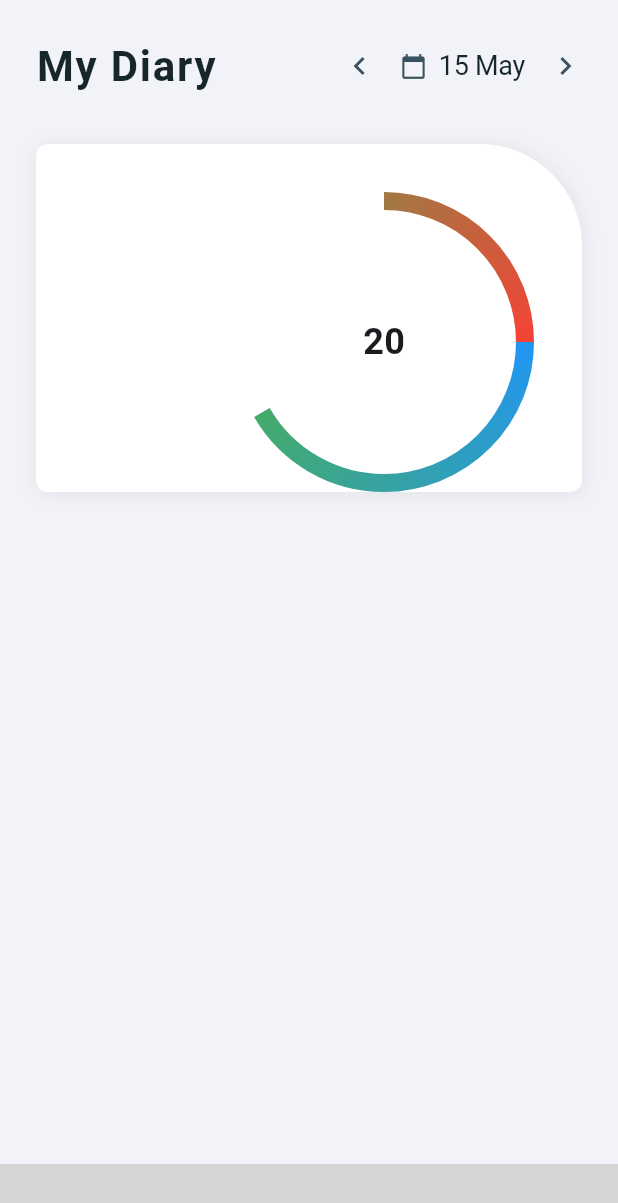
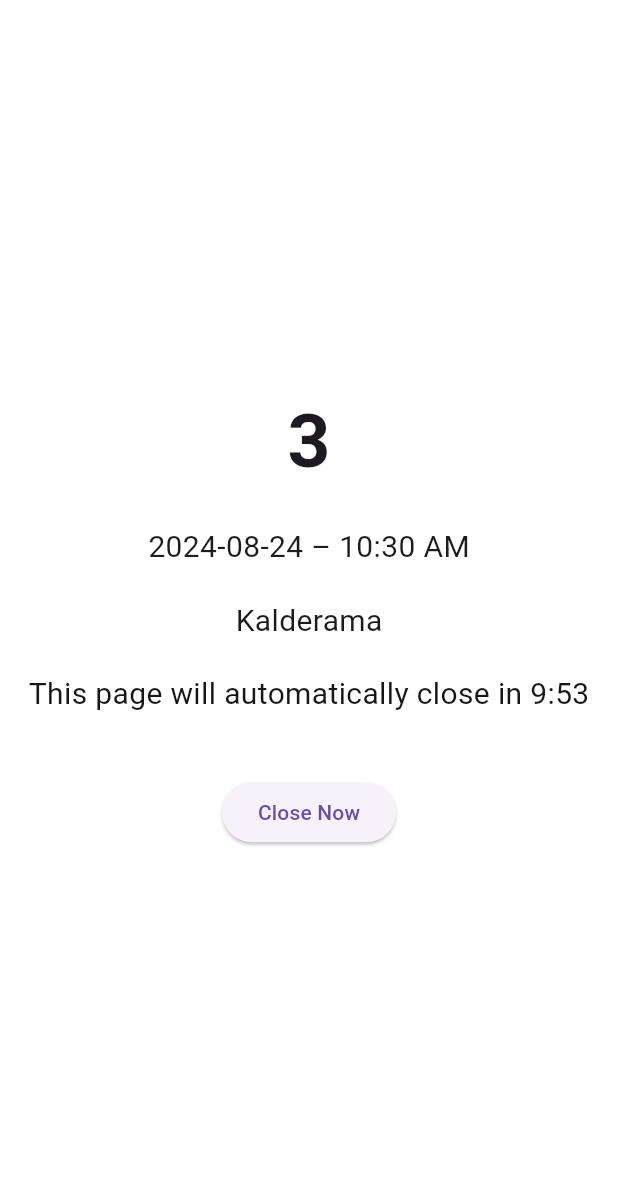
Before and after one commit to JDuwarahavidyan/EasyCoupon-Mobile-New-UI, a Flutter app: the screen it shows after launch, on a phone screen of 412 x 824 dp. Shown: the top 1203 px of the screen. Run offline on Flutter 3.47's test engine with Material 3 defaults, Android fonts, the phone set to English and light mode, and no system bars; our stand-ins replace bloc, cloud_firestore, equatable, firebase_auth, firebase_core, flutter_bloc and 4 more; missing offline and left inert: bottom_bar, qr_code_scanner; accounts and stored records are empty; generated files the repository leaves out were written again; project files that could hold a hidden picture were left out; grey boxes are pictures that could not be loaded.

Commit message:
Created basic structure of confirmation page

```diff
--- a/lib/main.dart
+++ b/lib/main.dart
@@ -70,7 +70,7 @@ class MyApp extends StatelessWidget {
               theme: themeProvider.themeData.copyWith(
                 scaffoldBackgroundColor: const Color(0xFFFFFFFF),
               ),
-              initialRoute: RouteNames.home,
+              initialRoute: RouteNames.confirm,
               onGenerateRoute: AppRoutes.generateRoute,
             );
           },
--- a/lib/pages/pages.dart
+++ b/lib/pages/pages.dart
@@ -3,4 +3,4 @@ export 'landing_pages/introduction_animation_screen.dart';
 export 'login_pages/login_page.dart';
 export 'login_pages/pw_reset.dart';
 export 'student_pages/home.dart';
-export 'login_pages/pw_reset.dart';
+export 'student_pages/confirmation_page.dart';
--- /dev/null
+++ b/lib/pages/student_pages/confirmation_page.dart
@@ -0,0 +1,122 @@
+import 'dart:async';
+
+import 'package:easy_coupon/pages/student_pages/home.dart';
+import 'package:flutter/material.dart';
+import 'package:intl/intl.dart'; // For date and time formatting
+
+class ConfirmationPage extends StatefulWidget {
+  final int val;
+  final String role;
+  final String canteenUserId;
+  final DateTime scannedTime;
+
+  const ConfirmationPage({
+    super.key,
+    required this.val,
+    required this.role,
+    required this.canteenUserId,
+    required this.scannedTime,
+  });
+
+  @override
+  _ConfirmationPageState createState() => _ConfirmationPageState();
+}
+
+class _ConfirmationPageState extends State<ConfirmationPage> {
+  late int _remainingTime;
+  late Timer _timer;
+
+  @override
+  void initState() {
+    super.initState();
+    _remainingTime = 600;
+
+    // Schedule the automatic navigation after 10 minutes
+    _timer = Timer.periodic(const Duration(seconds: 1), (timer) {
+      setState(() {
+        if (_remainingTime > 0) {
+          _remainingTime--;
+        } else {
+          _navigateToStudentHomeScreen(context);
+          _timer.cancel();
+        }
+      });
+    });
+  }
+
+  @override
+  void dispose() {
+    _timer.cancel();
+    super.dispose();
+  }
+
+  @override
+  Widget build(BuildContext context) {
+    final formattedTime = DateFormat('yyyy-MM-dd – hh:mm a').format(widget.scannedTime);
+
+    final minutes = _remainingTime ~/ 60;
+    final seconds = _remainingTime % 60;
+
+    return Scaffold(
+      body: Center(
+        child: Column(
+          mainAxisAlignment: MainAxisAlignment.center,
+          children: [
+            Text(
+              '${widget.val}',
+              style: TextStyle(fontSize: 50, fontWeight: FontWeight.bold),
+            ),
+            SizedBox(height: 20),
+            Text(
+              formattedTime,
+              style: TextStyle(fontSize: 20),
+            ),
+            SizedBox(height: 20),
+            Text(
+              widget.role == 'canteena' ? 'Kalderama' : 'Hilton',
+              style: TextStyle(fontSize: 20),
+            ),
+            SizedBox(height: 20),
+            Text(
+              'This page will automatically close in $minutes:${seconds.toString().padLeft(2, '0')}',
+              style: TextStyle(fontSize: 20, color: const Color.fromARGB(255, 22, 22, 22)),
+            ),
+            SizedBox(height: 40),
+            ElevatedButton(
+              onPressed: () {
+                _navigateToStudentHomeScreen(context);
+              },
+              child: Text('Close Now'),
+            ),
+          ],
+        ),
+      ),
+    );
+  }
+
+  void _navigateToStudentHomeScreen(BuildContext context) {
+    Navigator.of(context).pushAndRemoveUntil(
+      PageRouteBuilder(
+        pageBuilder: (context, animation, secondaryAnimation) => StudentHome(),
+        transitionsBuilder: (context, animation, secondaryAnimation, child) {
+          const begin = Offset(1.0, 0.0);
+          const end = Offset.zero;
+          const curve = Curves.easeInOut;
+
+          var tween = Tween(begin: begin, end: end).chain(CurveTween(curve: curve));
+          var curvedAnimation = CurvedAnimation(
+            parent: animation,
+            curve: curve,
+          );
+
+          return SlideTransition(
+            position: tween.animate(curvedAnimation),
+            child: child,
+          );
+        },
+        transitionDuration: const Duration(seconds: 1),
+      ),
+      (Route<dynamic> route) => false,
+    );
+  }
+}
--- a/lib/pages/student_pages/home.dart
+++ b/lib/pages/student_pages/home.dart
@@ -66,12 +66,12 @@ class _StudentHomeState extends State<StudentHome>
             } else {
               return Stack(
                 children: [
-                  SizedBox(
-                    width: MediaQuery.of(context).size.width,
-                    child: Lottie.asset(
-                      'assets/images/landing/qr_mob.json',
-                    ),
-                  ),
+                  // SizedBox(
+                  //   width: MediaQuery.of(context).size.width,
+                  //   child: Lottie.asset(
+                  //     'assets/images/landing/qr_mob.json',
+                  //   ),
+                  // ),
                   tabBody,
                   bottomBar(),
                 ],
--- a/lib/pages/student_pages/ui_view/mediterranean_diet_view.dart
+++ b/lib/pages/student_pages/ui_view/mediterranean_diet_view.dart
@@ -229,13 +229,11 @@ class _MediterranesnDietViewState extends State<MediterranesnDietView>
                                   Padding(
                                     padding: const EdgeInsets.all(8.0),
                                   ),
-                                  SegmentedCircularIndicator(
+                                  DonutChart(
                                     animation: _animation,
-                                    colors: [
-                                      Colors.blue,
-                                      Colors.green,
-                                      Colors.red,
-                                    ],
+                                    // colors: [
+
+                                    // ],
                                   ),
                                 ],
                               ),
--- a/lib/routes/app_routes.dart
+++ b/lib/routes/app_routes.dart
@@ -24,6 +24,17 @@ class AppRoutes {
         return MaterialPageRoute(
             builder: (_) =>   StudentHome());
 
+
+case RouteNames.confirm:
+        return MaterialPageRoute(
+            builder: (_) =>  ConfirmationPage(
+                  val: 3,
+                  role: 'canteena',
+                  canteenUserId: '',
+                      scannedTime: DateTime.now(),
+                ));
+
+
       default:
         return MaterialPageRoute(
           builder: (_) => Scaffold(
--- a/lib/routes/route_names.dart
+++ b/lib/routes/route_names.dart
@@ -3,5 +3,6 @@ class RouteNames {
   static const String introductionAnimation = '/introductionAnimation';
   static const String login = '/login';
   static const String forgetp = '/forgrtp';
-  static const String home = '/';
+  static const String home = '/home';
+  static const String confirm ='/';
 }
--- a/lib/widgets/common/segment.dart
+++ b/lib/widgets/common/segment.dart
@@ -1,136 +1,21 @@
-// import 'package:flutter/material.dart';
-// import 'dart:math' as math;
-// import 'package:cloud_firestore/cloud_firestore.dart'; // Import Firestore package
-
-// class SegmentedCircularIndicator extends StatefulWidget {
-//   final Animation<double>? animation;
-//   final List<Color> colors;
-
-//   const SegmentedCircularIndicator({
-//     Key? key,
-//     required this.animation,
-//     required this.colors,
-//   }) : super(key: key);
-
-//   @override
-//   _SegmentedCircularIndicatorState createState() =>
-//       _SegmentedCircularIndicatorState();
-// }
-
-// class _SegmentedCircularIndicatorState
-//     extends State<SegmentedCircularIndicator> {
-//   int currentValue = 30;
-
-//   @override
-//   void initState() {
-//     super.initState();
-//     fetchDataFromFirebase();
-//   }
-
-//   // Function to fetch data from Firebase
-//   void fetchDataFromFirebase() async {
-//     DocumentSnapshot doc = await FirebaseFirestore.instance
-//         .collection('your_collection')
-//         .doc('your_document')
-//         .get();
-//     setState(() {
-//       currentValue = doc['your_field']; // Update with your field
-//     });
-//   }
-
-//   @override
-//   Widget build(BuildContext context) {
-//     double percentage = currentValue / 30.0;
-//     return CustomPaint(
-//       painter: GradientCircularPainter(
-//         percentage: percentage,
-//         colors: widget.colors,
-//       ),
-//       child: Container(
-//         width: 150,
-//         height: 150,
-//         child: Center(
-//           child: Text(
-//             '$currentValue',
-//             style: TextStyle(
-//               fontSize: 24,
-//               fontWeight: FontWeight.bold,
-//             ),
-//           ),
-//         ),
-//       ),
-//     );
-//   }
-// }
-
-// class GradientCircularPainter extends CustomPainter {
-//   final double percentage;
-//   final List<Color> colors;
-
-//   GradientCircularPainter({required this.percentage, required this.colors});
-
-//   @override
-//   void paint(Canvas canvas, Size size) {
-//     final rect = Rect.fromLTWH(0.0, 0.0, size.width, size.width);
-//     final gradient = SweepGradient(
-//       startAngle: 0.0,
-//       endAngle: math.pi * 2,
-//       colors: colors,
-//     );
-
-//     final paint = Paint()
-//       ..shader = gradient.createShader(rect)
-//       ..style = PaintingStyle.stroke
-//       ..strokeWidth = 12;
-
-//     final center = Offset(size.width / 2, size.height / 2);
-//     final radius = size.width / 2 - 6;
-
-//     canvas.drawArc(
-//       Rect.fromCircle(center: center, radius: radius),
-//       -math.pi / 2,
-//       2 * math.pi * percentage,
-//       false,
-//       paint,
-//     );
-//   }
-
-//   @override
-//   bool shouldRepaint(CustomPainter oldDelegate) {
-//     return true;
-//   }
-// }
-
-
-
-
-
-
-
-
-
 import 'package:flutter/material.dart';
 import 'dart:math' as math;
 import 'package:cloud_firestore/cloud_firestore.dart';
 
-class SegmentedCircularIndicator extends StatefulWidget {
-  final List<Color> colors;
+class DonutChart extends StatefulWidget {
   final Animation<double> animation;
 
-  const SegmentedCircularIndicator({
+  const DonutChart({
     Key? key,
-    required this.colors,
     required this.animation,
   }) : super(key: key);
 
   @override
-  _SegmentedCircularIndicatorState createState() =>
-      _SegmentedCircularIndicatorState();
+  _DonutChartState createState() => _DonutChartState();
 }
 
-class _SegmentedCircularIndicatorState extends State<SegmentedCircularIndicator>
-    with SingleTickerProviderStateMixin {
-  int currentValue = 20;
+class _DonutChartState extends State<DonutChart> {
+  int currentValue = 0;
 
   @override
   void initState() {
@@ -154,26 +39,42 @@ class _SegmentedCircularIndicatorState extends State<SegmentedCircularIndicator>
 
   @override
   Widget build(BuildContext context) {
-    double percentage = currentValue / 30.0;
+    double remainingPercentage = (30 - currentValue) / 30.0;
 
     return AnimatedBuilder(
       animation: widget.animation,
       builder: (context, child) {
         return CustomPaint(
-          painter: GradientCircularPainter(
-            percentage: widget.animation.value * percentage,
-            colors: widget.colors,
+          painter: DonutChartPainter(
+            remainingPercentage: remainingPercentage,
+            animationValue: widget.animation.value,
+            remainingColor: Color(0xFF50623A),
+            usedColor: Colors.grey.shade300,
           ),
           child: Container(
             width: 200,
             height: 200,
             child: Center(
-              child: Text(
-                '$currentValue',
-                style: TextStyle(
-                  fontSize: 24,
-                  fontWeight: FontWeight.bold,
-                ),
+              child: Column(
+                mainAxisAlignment: MainAxisAlignment.center,
+                children: [
+                  const Text(
+                    'Remaining Coupons',
+                    style: TextStyle(
+                      fontSize: 16,
+                      fontWeight: FontWeight.w600,
+                      color: Colors.black54,
+                    ),
+                  ),
+                  Text(
+                    '${30 - currentValue}',  // Display remaining coupons
+                    style: const TextStyle(
+                      fontSize: 30,
+                      fontWeight: FontWeight.bold,
+                      color: Color(0xFF50623A),
+                    ),
+                  ),
+                ],
               ),
             ),
           ),
@@ -183,43 +84,53 @@ class _SegmentedCircularIndicatorState extends State<SegmentedCircularIndicator>
   }
 }
 
-class GradientCircularPainter extends CustomPainter {
-  final double percentage;
-  final List<Color> colors;
+class DonutChartPainter extends CustomPainter {
+  final double remainingPercentage;
+  final double animationValue;
+  final Color remainingColor;
+  final Color usedColor;
 
-  GradientCircularPainter({required this.percentage, required this.colors});
+  DonutChartPainter({
+    required this.remainingPercentage,
+    required this.animationValue,
+    required this.remainingColor,
+    required this.usedColor,
+  });
 
   @override
   void paint(Canvas canvas, Size size) {
-    final rect = Rect.fromLTWH(0.0, 0.0, size.width, size.width);
-
-    // Create a list of stops based on the number of colors and the percentage
-    List<double> stops = [];
-    for (int i = 0; i < colors.length; i++) {
-      stops.add(i / (colors.length - 1));
-    }
-
-    final gradient = SweepGradient(
-      startAngle: 0.0,
-      endAngle: math.pi * 2,
-      colors: colors,
-      stops: stops,
-    );
-
-    final paint = Paint()
-      ..shader = gradient.createShader(rect)
-      ..style = PaintingStyle.stroke
-      ..strokeWidth = 12;
-
     final center = Offset(size.width / 2, size.height / 2);
     final radius = size.width / 2 - 6;
 
+    // Paint for remaining coupons
+    final remainingPaint = Paint()
+      ..color = remainingColor
+      ..style = PaintingStyle.stroke
+      ..strokeWidth = 20
+      ..strokeCap = StrokeCap.round; // Round the edges
+
+    // Paint for used coupons
+    final usedPaint = Paint()
+      ..color = usedColor
+      ..style = PaintingStyle.stroke
+      ..strokeWidth = 20;
+
+    // Draw used coupons arc (background)
     canvas.drawArc(
       Rect.fromCircle(center: center, radius: radius),
       -math.pi / 2,
-      2 * math.pi * percentage,
+      2 * math.pi * animationValue,
       false,
-      paint,
+      usedPaint,
+    );
+
+    // Draw remaining coupons arc (foreground)
+    canvas.drawArc(
+      Rect.fromCircle(center: center, radius: radius),
+      -math.pi / 2,
+      2 * math.pi * remainingPercentage * animationValue,
+      false,
+      remainingPaint,
     );
   }
 
@@ -228,3 +139,146 @@ class GradientCircularPainter extends CustomPainter {
     return true;
   }
 }
+
+
+// import 'package:flutter/material.dart';
+// import 'dart:math' as math;
+// import 'package:cloud_firestore/cloud_firestore.dart';
+
+// class DonutChart extends StatefulWidget {
+//   final Animation<double> animation;
+
+//   const DonutChart({
+//     Key? key,
+//     required this.animation,
+//   }) : super(key: key);
+
+//   @override
+//   _DonutChartState createState() => _DonutChartState();
+// }
+
+// class _DonutChartState extends State<DonutChart> {
+//   int currentValue = 0;
+
+//   @override
+//   void initState() {
+//     super.initState();
+//     fetchDataFromFirebase();
+//   }
+
+//   void fetchDataFromFirebase() async {
+//     try {
+//       DocumentSnapshot doc = await FirebaseFirestore.instance
+//           .collection('your_collection')
+//           .doc('your_document')
+//           .get();
+//       setState(() {
+//         currentValue = doc['your_field'];
+//       });
+//     } catch (e) {
+//       print('Error fetching data: $e');
+//     }
+//   }
+
+//   @override
+//   Widget build(BuildContext context) {
+//     double remainingPercentage = (30 - currentValue) / 30.0;
+
+//     return AnimatedBuilder(
+//       animation: widget.animation,
+//       builder: (context, child) {
+//         return CustomPaint(
+//           painter: DonutChartPainter(
+//             remainingPercentage: remainingPercentage,
+//             animationValue: widget.animation.value,
+//             remainingColor: Color(0xFF50623A),
+//             usedColor: Colors.grey.shade300,
+//           ),
+//           child: Container(
+//             width: 150, // Reduced width
+//             height: 150, // Reduced height
+//             child: Center(
+//               child: Column(
+//                 mainAxisAlignment: MainAxisAlignment.center,
+//                 children: [
+//                   const Text(
+//                     'Remaining Coupons',
+//                     style: TextStyle(
+//                       fontSize: 14, // Reduced font size
+//                       fontWeight: FontWeight.w600,
+//                       color: Colors.black54,
+//                     ),
+//                   ),
+//                   Text(
+//                     '${30 - currentValue}',  // Display remaining coupons
+//                     style: const TextStyle(
+//                       fontSize: 24, // Reduced font size
+//                       fontWeight: FontWeight.bold,
+//                       color: Color(0xFF50623A),
+//                     ),
+//                   ),
+//                 ],
+//               ),
+//             ),
+//           ),
+//         );
+//       },
+//     );
+//   }
+// }
+
+// class DonutChartPainter extends CustomPainter {
+//   final double remainingPercentage;
+//   final double animationValue;
+//   final Color remainingColor;
+//   final Color usedColor;
+
+//   DonutChartPainter({
+//     required this.remainingPercentage,
+//     required this.animationValue,
+//     required this.remainingColor,
+//     required this.usedColor,
+//   });
+
+//   @override
+//   void paint(Canvas canvas, Size size) {
+//     final center = Offset(size.width / 2, size.height / 2);
+//     final radius = size.width / 2 - 4; // Adjusted for smaller size
+
+//     // Paint for remaining coupons
+//     final remainingPaint = Paint()
+//       ..color = remainingColor
+//       ..style = PaintingStyle.stroke
+//       ..strokeWidth = 16 // Reduced stroke width
+//       ..strokeCap = StrokeCap.round;
+
+//     // Paint for used coupons
+//     final usedPaint = Paint()
+//       ..color = usedColor
+//       ..style = PaintingStyle.stroke
+//       ..strokeWidth = 16; // Reduced stroke width
+
+//     // Draw used coupons arc (background)
+//     canvas.drawArc(
+//       Rect.fromCircle(center: center, radius: radius),
+//       -math.pi / 2,
+//       2 * math.pi * animationValue,
+//       false,
+//       usedPaint,
+//     );
+
+//     // Draw remaining coupons arc (foreground)
+//     canvas.drawArc(
+//       Rect.fromCircle(center: center, radius: radius),
+//       -math.pi / 2,
+//       2 * math.pi * remainingPercentage * animationValue,
+//       false,
+//       remainingPaint,
+//     );
+//   }
+
+//   @override
+//   bool shouldRepaint(CustomPainter oldDelegate) {
+//     return true;
+//   }
+// }
```
